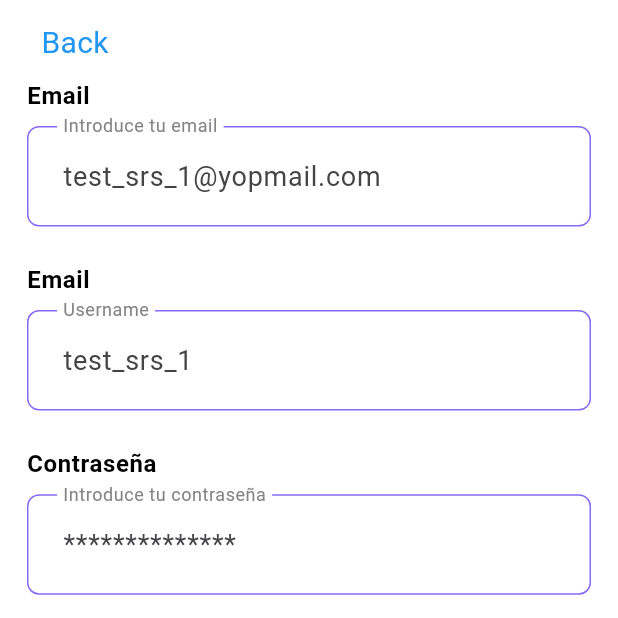
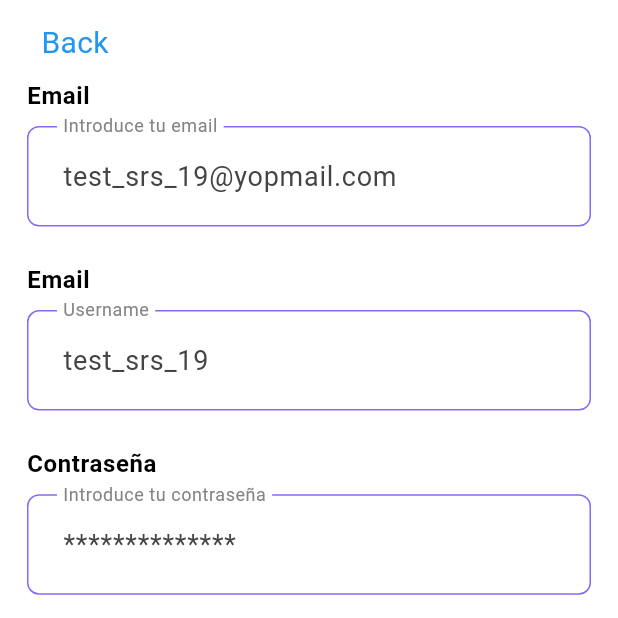
Before and after one commit to sergio-27/social_wallet, a Flutter app: the screen it shows after launch, after a tap on "Iniciar sesión", after a tap on "Sign Up", on a phone screen of 412 x 824 dp, the top half of it. Run offline on Flutter 3.47's test engine with Material 3 defaults, Android fonts, the phone set to English and light mode, and no system bars; our stand-ins replace adaptive_dialog, bloc, clock, convert, dio, dropdown_button2 and 12 more; missing offline and left inert: flutter_appauth, flutter_inappwebview, flutter_scroll_shadow; accounts and stored records are empty; generated files the repository leaves out were written again; network calls fail; Roboto replaces fonts that are missing (TradeGothic).

Commit message:
pending test new smart contract

```diff
--- a/lib/models/db/shared_payment.dart
+++ b/lib/models/db/shared_payment.dart
@@ -11,6 +11,7 @@ class SharedPayment with _$SharedPayment {
     required double totalAmount,
     @JsonKey(includeFromJson: false, includeToJson: false)
     double? tokenSelectedBalance,
+    int? tokenDecimals,
     required String status,
     String? creationTxHash,
     required String ownerUsername,
--- a/lib/services/local_db/database_helper.dart
+++ b/lib/services/local_db/database_helper.dart
@@ -92,7 +92,7 @@ class DatabaseHelper {
 
       //todo amount always int (wei)?
       await database.execute(
-        "CREATE TABLE SharedPayments(id INTEGER PRIMARY KEY AUTOINCREMENT, contractAddress TEXT UNIQUE, creationTxHash TEXT, ownerId INTEGER NOT NULL, ownerUsername TEXT NOT NULL, ownerEmail TEXT NOT NULL, ownerAddress INTEGER NOT NULL, totalAmount REAL NOT NULL, status TEXT NOT NULL, currencyName TEXT NOT NULL, currencySymbol TEXT NOT NULL, userAddressTo TEXT NOT NULL, networkId INTEGER NOT NULL, creationTimestamp INTEGER NOT NULL, FOREIGN KEY (ownerId) REFERENCES Users(id))",
+        "CREATE TABLE SharedPayments(id INTEGER PRIMARY KEY AUTOINCREMENT, contractAddress TEXT UNIQUE, creationTxHash TEXT, ownerId INTEGER NOT NULL, ownerUsername TEXT NOT NULL, ownerEmail TEXT NOT NULL, ownerAddress INTEGER NOT NULL, totalAmount REAL NOT NULL, status TEXT NOT NULL, currencyName TEXT NOT NULL, currencySymbol TEXT NOT NULL, tokenDecimals INTEGER, userAddressTo TEXT NOT NULL, networkId INTEGER NOT NULL, creationTimestamp INTEGER NOT NULL, FOREIGN KEY (ownerId) REFERENCES Users(id))",
       );
 
       await database.execute(
--- a/lib/utils/app_constants.dart
+++ b/lib/utils/app_constants.dart
@@ -1,3 +1,5 @@
+
+import 'dart:math';
 
 import 'package:flutter/material.dart';
 import 'package:fluttertoast/fluttertoast.dart';
@@ -19,8 +21,8 @@ class AppConstants {
   static const String vottunApi = "https://api.vottun.tech/core/v1/";
 
   //todo pending check actions for use email already registered in vottun service
-  static const String testEmail = "test_srs_1@yopmail.com";
-  static const String testUsername = "test_srs_1";
+  static const String testEmail = "test_srs_19@yopmail.com";
+  static const String testUsername = "test_srs_19";
   static const String testPassword = "Doonamis.2022!";
 
   static String getCreateWalletUrl({required String hash, required String username}) {
@@ -121,7 +123,8 @@ class AppConstants {
   }
 
   static BigInt toWei(double tokenBalance, int decimals) {
-    String result = (BigInt.from(tokenBalance) * BigInt.from(10).pow(decimals)).toString();
+    //String result = (tokenBalance * BigInt.from(10).pow(decimals)).toString();
+    String result = (tokenBalance * pow(10, decimals)).toInt().toString();
     return BigInt.parse(result);
   }
 
@@ -133,6 +136,10 @@ class AppConstants {
     BigInt intValue = BigInt.parse(parsedValue.toInt().toString());
     String result = (intValue / BigInt.from(10).pow(decimals)).toStringAsFixed(2);
     return result;
+  }
+
+  static int getNumDecimalsAfterPoint(double value) {
+    return value.toString().split(".")[1].length;
   }
 
   /*static void openAppInStore({
--- a/lib/views/screens/main/contacts/add_contact_screen.dart
+++ b/lib/views/screens/main/contacts/add_contact_screen.dart
@@ -131,9 +131,6 @@ class _AddContactScreenState extends State<AddContactScreen> with WidgetsBinding
                                     if (response != null) {
                                       await getUserContactCubit().getUserContacts();
                                       getSearchContactCubit().getAppUser(userEmail: textFieldController.text);
-                                      if (mounted) {
-                                        AppConstants.showToast(context, "Contact saved");
-                                      }
                                     }
                                   } else {
                                     if (mounted) {
--- a/lib/views/screens/main/shared_payments/shared_payment_select_contacts_screen.dart
+++ b/lib/views/screens/main/shared_payments/shared_payment_select_contacts_screen.dart
@@ -11,6 +11,7 @@ import 'package:social_wallet/models/shared_contact_model.dart';
 import 'package:social_wallet/routes/app_router.dart';
 import 'package:social_wallet/utils/config/config_props.dart';
 import 'package:social_wallet/utils/helpers/extensions/context_extensions.dart';
+import 'package:social_wallet/utils/helpers/extensions/string_extensions.dart';
 import 'package:social_wallet/views/screens/main/shared_payments/cubit/shared_payment_contacts_cubit.dart';
 import 'package:social_wallet/views/screens/main/shared_payments/shared_contact_item.dart';
 import 'package:social_wallet/views/widget/top_toolbar.dart';
@@ -155,6 +156,7 @@ class _SharedPaymentSelectContactsScreenState extends State<SharedPaymentSelectC
   //TODO PASS A BLOC
   @override
   Widget build(BuildContext context) {
+    widget.totalAmountDouble = 3.0;
     return Scaffold(
       resizeToAvoidBottomInset: true,
       appBar: TopToolbar(enableBack: true),
@@ -249,7 +251,7 @@ class _SharedPaymentSelectContactsScreenState extends State<SharedPaymentSelectC
                             children: [
                               Expanded(
                                   child: Text(
-                                "Pending amount: ${state.totalAmount != null ? (state.totalAmount! - (state.allSumAmount ?? 0.0)) : 0.0}",
+                                "Pending amount: ${state.totalAmount != null ? (state.totalAmount! - (state.allSumAmount ?? 0.0)).toStringAsFixed(AppConstants.getNumDecimalsAfterPoint(state.totalAmount ?? 0.0)).parseToDouble() : 0.0}",
                                 style: context.bodyTextMedium
                                     .copyWith(fontSize: 18),
                               ))
```
Also changed, not shown: lib/views/screens/main/shared_payments/shared_payment_details_bottom_dialog.dart (+22 -32 lines).
